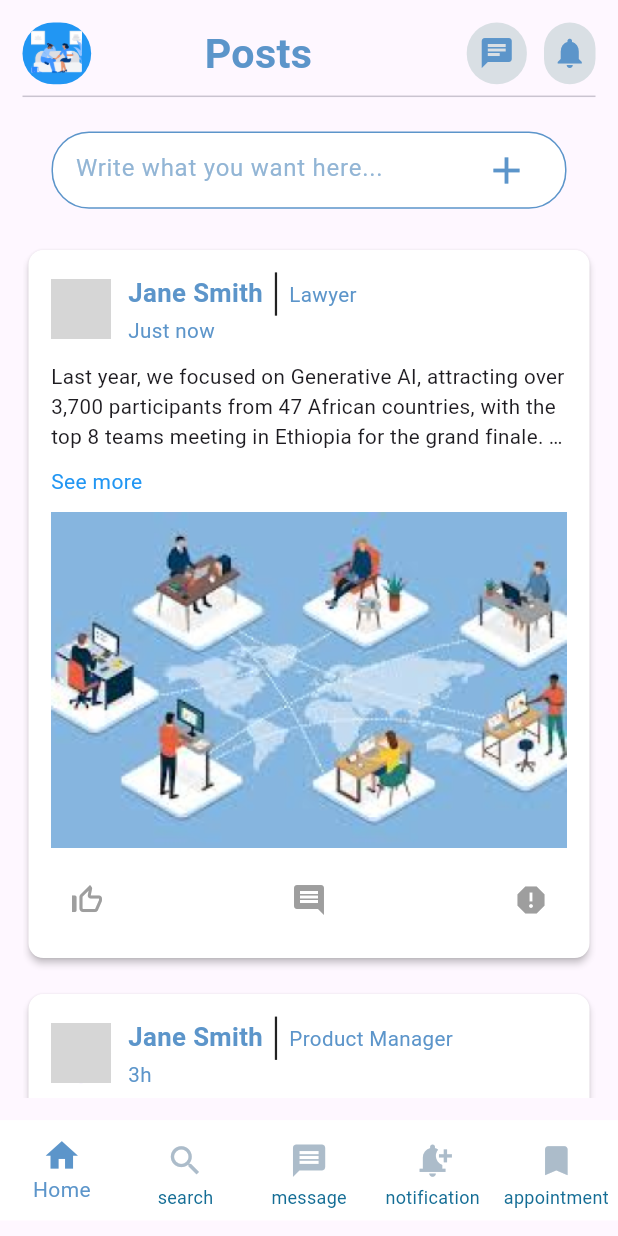
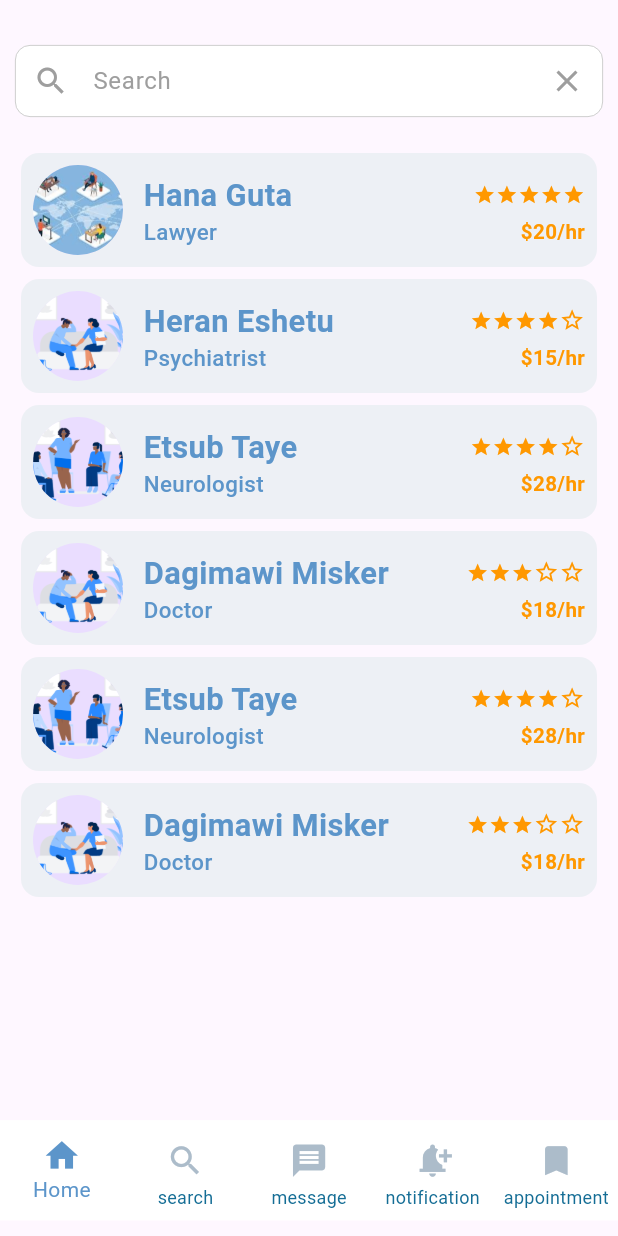
Before and after one commit to Etsub622/ExpertEase, a Flutter app: the FeedPage screen opened by its route, item 2 of the bottom bar chosen, on a phone screen of 412 x 824 dp. Run offline on Flutter 3.47's test engine with Material 3 defaults, Android fonts, the phone set to English and light mode, and no system bars; our stand-ins replace flutter_screenutil, go_router, responsive_sizer; grey boxes are pictures that could not be loaded.

Commit message:
implement expert display and search functionality

```diff
--- a/frontend/lib/core/dummy_datas/dummy_feed.dart
+++ b/frontend/lib/core/dummy_datas/dummy_feed.dart
@@ -4,7 +4,7 @@ final List<Map<String, String>> posts = [
     'jobTitle': 'Lawyer',
     'content':
         'Last year, we focused on Generative AI, attracting over 3,700 participants from 47 African countries, with the top 8 teams meeting in Ethiopia for the grand finale. This year, we aim to harness the power of AI for social good with even more support. We have mentors from top tech companies like TikTok, Google, LinkedIn and NVIDIA, providing guidance and expertise to help participants succeed.',
-    'profileImage': 'assets/images/log.png',
+    'profileImage': 'assets/images/logo.png',
     'createdTime': 'Just now',
     'postImage': 'assets/images/feed1.png',
   },
--- a/frontend/lib/core/routes/path.dart
+++ b/frontend/lib/core/routes/path.dart
@@ -11,4 +11,5 @@ class AppPath {
   static const onboard2 = '/onboard2';
   static const onboard3 = '/onboard3';
   static const onboard4 = '/onboard4';
+  static const expertDisplay = '/expertDisplay';
 }
--- a/frontend/lib/core/routes/router_config.dart
+++ b/frontend/lib/core/routes/router_config.dart
@@ -4,12 +4,13 @@ import 'package:expertease/features/Splash_screens/presentation/pages/onboard1.d
 import 'package:expertease/features/Splash_screens/presentation/pages/onboard2.dart';
 import 'package:expertease/features/Splash_screens/presentation/pages/onboard3.dart';
 import 'package:expertease/features/Splash_screens/presentation/pages/onboard4.dart';
+import 'package:expertease/features/expert_display/presentation/pages/experts.dart';
 import 'package:flutter/material.dart';
 import 'package:go_router/go_router.dart';
 
 class AppRouter {
   static final GoRouter router =
-      GoRouter(initialLocation: AppPath.onboard1, routes: <GoRoute>[
+      GoRouter(initialLocation: AppPath.home, routes: <GoRoute>[
     GoRoute(
         path: AppPath.home,
         name: AppPath.home,
@@ -40,5 +41,11 @@ class AppRouter {
         builder: (BuildContext context, GoRouterState state) {
           return onBoardFour();
         }),
+        GoRoute(
+        path: AppPath.expertDisplay,
+        name: AppPath.expertDisplay,
+        builder: (BuildContext context, GoRouterState state) {
+          return ExpertDisplay();
+        }),
   ]);
 }
--- a/frontend/lib/features/Feed/presentation/widget/bottom_bar.dart
+++ b/frontend/lib/features/Feed/presentation/widget/bottom_bar.dart
@@ -3,6 +3,7 @@ import 'package:expertease/core/routes/path.dart';
 import 'package:expertease/features/Feed/presentation/pages/feed_page.dart';
 import 'package:expertease/features/appointment_display/presentation/pages/appointment_screen.dart';
 import 'package:expertease/features/appointment_display/presentation/pages/upcoming.dart';
+import 'package:expertease/features/expert_display/presentation/pages/experts.dart';
 import 'package:flutter/material.dart';
 import 'package:flutter_screenutil/flutter_screenutil.dart';
 import 'package:go_router/go_router.dart';
@@ -29,11 +30,12 @@ class _CustomNavigationBarState extends State<CustomNavigationBar> {
         break;
       case 1:
         Navigator.of(context)
-            .push(MaterialPageRoute(builder: ((context) => FeedPage())));
+            .push(MaterialPageRoute(builder: ((context) => ExpertDisplay())));
 
         break;
       case 2:
-        context.go(AppPath.appointment);
+        Navigator.of(context)
+            .push(MaterialPageRoute(builder: ((context) => ExpertDisplay())));
         break;
       case 3:
         context.go(AppPath.home);
--- /dev/null
+++ b/frontend/lib/features/expert_display/presentation/pages/experts.dart
@@ -0,0 +1,242 @@
+import 'package:expertease/core/colors/colors.dart';
+import 'package:expertease/features/Feed/presentation/widget/bottom_bar.dart';
+import 'package:flutter/cupertino.dart';
+import 'package:flutter/material.dart';
+import 'package:flutter/widgets.dart';
+import 'package:flutter_screenutil/flutter_screenutil.dart';
+
+class ExpertDisplay extends StatefulWidget {
+  const ExpertDisplay({Key? key}) : super(key: key);
+
+  @override
+  _ExpertDisplayState createState() => _ExpertDisplayState();
+}
+
+class _ExpertDisplayState extends State<ExpertDisplay> {
+  final TextEditingController _controller = TextEditingController();
+  final List<Map<String, dynamic>> _allUsers = [
+    {
+      'id': '1',
+      'name': 'Hana Guta',
+      'jobTitle': 'Lawyer',
+      'profileImage': 'assets/images/feed1.png',
+      'rating': '5',
+      'price': '\$20/hr',
+    },
+    {
+      'id': '2',
+      'name': 'Heran Eshetu',
+      'jobTitle': 'Psychiatrist',
+      'profileImage': 'assets/images/onboarding1.png',
+      'rating': '4',
+      'price': '\$15/hr',
+    },
+    {
+      'id': '3',
+      'name': 'Etsub Taye',
+      'jobTitle': 'Neurologist',
+      'profileImage': 'assets/images/onboarding2.png',
+      'rating': '4',
+      'price': '\$28/hr',
+    },
+    {
+      'id': '4',
+      'name': 'Dagimawi Misker',
+      'jobTitle': 'Doctor',
+      'profileImage': 'assets/images/onboarding1.png',
+      'rating': '3',
+      'price': '\$18/hr',
+    },
+    {
+      'id': '5',
+      'name': 'Etsub Taye',
+      'jobTitle': 'Neurologist',
+      'profileImage': 'assets/images/onboarding2.png',
+      'rating': '4',
+      'price': '\$28/hr',
+    },
+    {
+      'id': '6',
+      'name': 'Dagimawi Misker',
+      'jobTitle': 'Doctor',
+      'profileImage': 'assets/images/onboarding1.png',
+      'rating': '3',
+      'price': '\$18/hr',
+    },
+  ];
+
+  List<Map<String, dynamic>> _foundUsers = [];
+  @override
+  initState() {
+    _foundUsers = _allUsers;
+    _controller.addListener(() => _runFilter(_controller.text));
+    super.initState();
+  }
+
+  @override
+  void dispose() {
+    _controller.dispose();
+    super.dispose();
+  }
+
+  void _runFilter(String enteredKeyword) {
+    List<Map<String, dynamic>> results = [];
+    if (enteredKeyword.isEmpty) {
+      results = _allUsers;
+    } else {
+      results = _allUsers
+          .where((user) =>
+              user["name"].toLowerCase().contains(enteredKeyword.toLowerCase()))
+          .toList();
+    }
+
+    setState(() {
+      _foundUsers = results;
+    });
+  }
+
+  @override
+  Widget build(BuildContext context) {
+    return Scaffold(
+      body: Padding(
+        padding: const EdgeInsets.all(10),
+        child: Column(
+          children: [
+            const SizedBox(
+              height: 20,
+            ),
+            TextField(
+              controller: _controller,
+              onChanged: (value) => _runFilter(value),
+              decoration: InputDecoration(
+                filled: true,
+                fillColor: Colors.white,
+                hintText: 'Search',
+                hintStyle: TextStyle(color: Colors.grey),
+                prefixIcon: Icon(Icons.search, color: Colors.grey),
+                suffixIcon: IconButton(
+                  icon: Icon(Icons.close, color: Colors.grey),
+                  onPressed: () {
+                    setState(() {
+                      String currentText = _controller.text;
+                      if (currentText.isNotEmpty) {
+                        _controller.text =
+                            currentText.substring(0, currentText.length - 1);
+                        _controller.selection = TextSelection.fromPosition(
+                            TextPosition(offset: _controller.text.length));
+                      }
+                    });
+                  },
+                ),
+                border: OutlineInputBorder(
+                  borderRadius: BorderRadius.circular(10),
+                  borderSide:
+                      BorderSide(color: Colors.grey.shade400, width: 0.2),
+                ),
+                enabledBorder: OutlineInputBorder(
+                  borderRadius: BorderRadius.circular(10),
+                  borderSide:
+                      BorderSide(color: Colors.grey.shade400, width: 0.5),
+                ),
+                contentPadding:
+                    EdgeInsets.symmetric(vertical: 10, horizontal: 3),
+              ),
+            ),
+            const SizedBox(
+              height: 20,
+            ),
+            Expanded(
+              child: _foundUsers.isNotEmpty
+                  ? ListView.builder(
+                      itemCount: _foundUsers.length,
+                      itemBuilder: (context, index) => Card(
+                            key: ValueKey(_foundUsers[index]["id"]),
+                            color: Color.fromARGB(255, 237, 240, 245),
+                            elevation: 0,
+                            child: Padding(
+                              padding: const EdgeInsets.all(8.0),
+                              child: Row(
+                                children: [
+                                  CircleAvatar(
+                                    radius: 30,
+                                    backgroundImage: AssetImage(
+                                        _foundUsers[index]['profileImage']),
+                                  ),
+                                  SizedBox(width: 12.w),
+                                  Expanded(
+                                    child: Column(
+                                      crossAxisAlignment:
+                                          CrossAxisAlignment.start,
+                                      children: [
+                                        Row(
+                                          children: [
+                                            Expanded(
+                                              child: Text(
+                                                _foundUsers[index]['name'],
+                                                style: TextStyle(
+                                                    color: ThemeColors.primary,
+                                                    fontWeight: FontWeight.w600,
+                                                    fontSize: 18.sp),
+                                              ),
+                                            ),
+                                            _buildStarRating(
+                                                _foundUsers[index]['rating']),
+                                          ],
+                                        ),
+                                        Row(
+                                          children: [
+                                            Expanded(
+                                              child: Text(
+                                                _foundUsers[index]['jobTitle'],
+                                                style: TextStyle(
+                                                    color: ThemeColors.primary,
+                                                    fontWeight: FontWeight.w500,
+                                                    fontSize: 13.sp),
+                                              ),
+                                            ),
+                                            Text(
+                                              _foundUsers[index]['price'],
+                                              style: TextStyle(
+                                                  color: Colors.orange,
+                                                  fontWeight: FontWeight.w700,
+                                                  fontSize: 12.sp),
+                                            ),
+                                          ],
+                                        )
+                                      ],
+                                    ),
+                                  ),
+                                ],
+                              ),
+                            ),
+                          ))
+                  : const Text(
+                      'No results found',
+                      style: TextStyle(fontSize: 24),
+                    ),
+            ),
+          ],
+        ),
+      ),
+      bottomNavigationBar: CustomNavigationBar(),
+    );
+  }
+
+  Widget _buildStarRating(String ratingString) {
+    double rating = double.parse(ratingString);
+    int fullStars = rating.floor();
+    bool hasHalfStar = (rating - fullStars) >= 0.5;
+
+    return Row(
+      children: List.generate(5, (index) {
+        if (index < fullStars) {
+          return Icon(Icons.star, color: Colors.orange, size: 13.w);
+        } else if (index == fullStars && hasHalfStar) {
+          return Icon(Icons.star_half, color: Colors.orange, size: 15.w);
+        } else {
+          return Icon(Icons.star_border, color: Colors.orange, size: 15.w);
+        }
+      }),
+    );
+  }
+}
```
